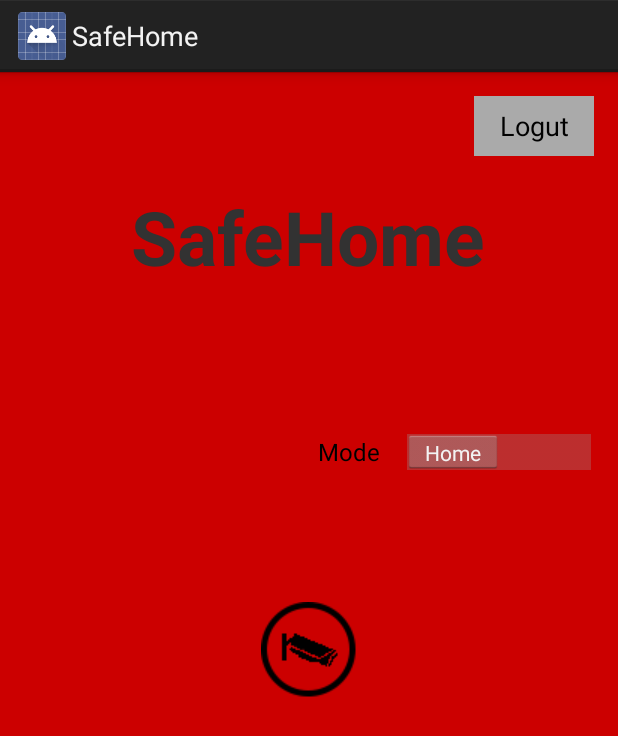
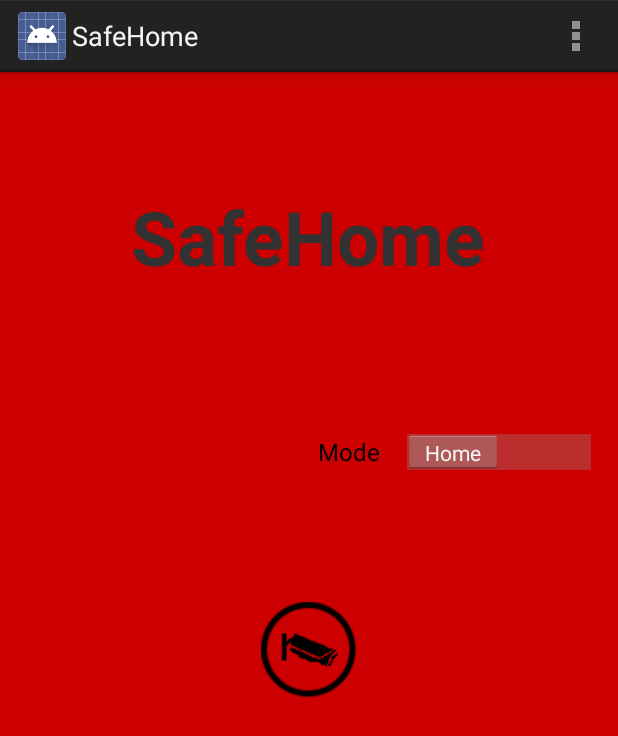
Before and after one commit to Moonking94/SafeHome, an Android app: the MainActivity screen opened directly, with no data from a screen before it, on a phone screen of 412 x 824 dp. Shown: the top 736 px of the screen. Run offline under Robolectric (Android 15) with nearby library versions, the phone set to English and light mode, and no system bars.

Commit message:
26/10/2016, 10:28 PM Move log out to app bar and insert about us(not finish) Insert icon for logout and about us for the app bar(not working)

```diff
--- a/app/src/main/java/com/fyp/imranabdulhadi/safehome/MainActivity.java
+++ b/app/src/main/java/com/fyp/imranabdulhadi/safehome/MainActivity.java
@@ -8,6 +8,9 @@ import android.net.ConnectivityManager;
 import android.net.NetworkInfo;
 import android.text.Html;
 import android.util.Log;
+import android.view.Menu;
+import android.view.MenuInflater;
+import android.view.MenuItem;
 import android.view.View;
 import android.widget.Button;
 import android.widget.ImageButton;
@@ -43,7 +46,7 @@ public class MainActivity extends Activity implements View.OnClickListener {
 
     // Layout widgets
     private ImageButton btnStartSurveillance;
-    private Button btnLogout;
+    //private Button btnLogout;
     private Switch switchMode;
 
     // Store the system's current mode
@@ -67,7 +70,7 @@ public class MainActivity extends Activity implements View.OnClickListener {
         // Session class instance
         session = new SessionManager(getApplicationContext());
 
-        btnLogout = (Button) findViewById(R.id.button_logout);
+        //btnLogout = (Button) findViewById(R.id.button_logout);
         btnStartSurveillance = (ImageButton) findViewById(R.id.btnStartSurveillance);
         switchMode = (Switch) findViewById(R.id.switch_mode);
         pDialog = new ProgressDialog(this);
@@ -86,10 +89,10 @@ public class MainActivity extends Activity implements View.OnClickListener {
 
         switchMode.setOnClickListener(this);
         btnStartSurveillance.setOnClickListener(this);
-        btnLogout.setOnClickListener(this);
+        //btnLogout.setOnClickListener(this);
     }
 
-    /*public boolean onCreateOptionsMenu(Menu menu) {
+    public boolean onCreateOptionsMenu(Menu menu) {
         MenuInflater inflater = getMenuInflater();
         inflater.inflate(R.menu.main_menu, menu);
         return true;
@@ -98,15 +101,23 @@ public class MainActivity extends Activity implements View.OnClickListener {
     @Override
     public boolean onOptionsItemSelected(MenuItem item) {
         switch (item.getItemId()) {
-            case R.id.action_settings:
-                //Intent intent = new Intent(this, Settings.class);
-                //startActivityForResult(intent, RESULT_SETTINGS);
+            /*case R.id.action_settings:
+                Intent intent = new Intent(this, Settings.class);
+                startActivityForResult(intent, RESULT_SETTINGS);
+                return true;*/
+            case R.id.action_aboutus:
+                //Intent intent = new Intent(this, AboutUs.class);
+                //startActivity(intent);
+                return true;
+            case R.id.action_logout:
+                session.logoutUser();
                 return true;
             default:
                 return super.onOptionsItemSelected(item);
         }
     }
 
+    /*
     @Override
     protected void onActivityResult(int requestCode, int resultCode, Intent data) {
         super.onActivityResult(requestCode, resultCode, data);
@@ -122,7 +133,7 @@ public class MainActivity extends Activity implements View.OnClickListener {
         SharedPreferences sharedPref = PreferenceManager.getDefaultSharedPreferences(this);
 
         return sharedPref.getString("prefPiAddress", "NULL");
-    }/*
+    }*/
 
     /**
      * Disable the user's from going back to the previous user's page
@@ -160,7 +171,7 @@ public class MainActivity extends Activity implements View.OnClickListener {
             } else {
                 switchMode.setEnabled(true);
             }
-            ((TextView) findViewById(R.id.text_welcome)).setText(Html.fromHtml(name));
+            ((TextView) findViewById(R.id.text_welcome)).setText(Html.fromHtml("Welcome, " + name));
         }
     }
 
@@ -331,8 +342,8 @@ public class MainActivity extends Activity implements View.OnClickListener {
         if (v == btnStartSurveillance) {
             startSurveillance();
         }
-        if (v == btnLogout) {
+        /*if (v == btnLogout) {
             session.logoutUser();
-        }
+        }*/
     }
 }
--- a/app/src/main/res/layout/activity_main.xml
+++ b/app/src/main/res/layout/activity_main.xml
@@ -28,14 +28,14 @@
             android:textStyle="bold"/>
 
         <!-- Logout button -->
-        <Button
+        <!--<Button
             android:id="@+id/button_logout"
             android:layout_width="80dp"
             android:layout_height="40dp"
             android:layout_alignParentEnd="true"
             android:layout_alignParentRight="true"
             android:background="@android:color/darker_gray"
-            android:text="@string/button_logout"/>
+            android:text="@string/button_logout"/>-->
     </RelativeLayout>
 
     <!-- View Application title -->
--- a/app/src/main/res/menu/main_menu.xml
+++ b/app/src/main/res/menu/main_menu.xml
@@ -1,7 +1,15 @@
 <?xml version="1.0" encoding="utf-8"?>
 <menu xmlns:android="http://schemas.android.com/apk/res/android"
       xmlns:app="http://schemas.android.com/apk/res-auto">
-    <item android:id="@+id/action_settings"
+    <!--<item android:id="@+id/action_settings"
           android:title="@string/action_settings"
-          app:showAsAction="never"/>
+          app:showAsAction="never"/>-->
+    <item android:id="@+id/action_aboutus"
+          android:title="@string/action_aboutus"
+          android:icon="@drawable/ic_about_us"
+          app:showAsAction="ifRoom|withText"/>
+    <item android:id="@+id/action_logout"
+          android:title="@string/button_logout"
+          android:icon="@drawable/ic_log_out"
+          app:showAsAction="ifRoom|withText"/>
 </menu>
--- a/app/src/main/res/values/strings.xml
+++ b/app/src/main/res/values/strings.xml
@@ -1,8 +1,8 @@
 <resources>
     <!-- String used to display image, button, text & etc -->
     <string name="app_name">SafeHome</string>
-    <string name="button_login">Login</string>
-    <string name="button_logout">Logut</string>
+    <string name="button_login">Log In</string>
+    <string name="button_logout">Log Out</string>
     <string name="email_text">Email</string>
     <string name="password_text">Password</string>
     <string name="mode_text">Mode</string>
@@ -25,6 +25,7 @@
 
     <!-- App Bar Title -->
     <string name="action_settings">Settings</string>
+    <string name="action_aboutus">About Us</string>
 
     <!-- Content Description -->
     <string name="startSurveillanceDesc">Start surveillance on the front door</string>
```
Also changed, not shown: app/src/main/res/drawable/ic_about_us.png (added), app/src/main/res/drawable/ic_log_out.png (added).
